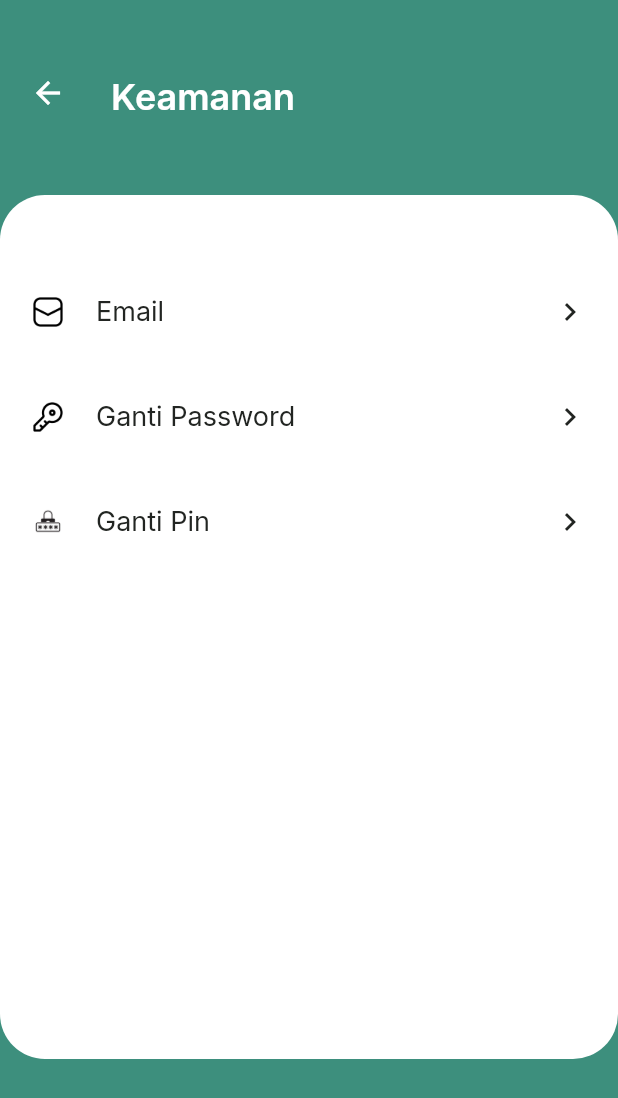
After one commit to adiilam/kopkarsi, a Flutter app: the SecurityPage screen opened by its route, on a phone screen of 412 x 824 dp. The commit adds this screen. Shown: the top 1098 px of the screen. Run offline on Flutter 3.47's test engine with Material 3 defaults, Android fonts, the light colour scheme and no system bars; our stand-ins replace google_fonts.

Commit message:
Security Page

```diff
--- /dev/null
+++ b/lib/pages/home/security_page.dart
@@ -0,0 +1,154 @@
+import 'package:kopkarsi/theme.dart';
+import 'package:flutter/material.dart';
+// import 'package:flutter/widgets.dart';
+
+class SecurityPage extends StatelessWidget {
+  const SecurityPage({super.key});
+
+  @override
+  Widget build(BuildContext context) {
+    Widget header() {
+      return AppBar(
+        backgroundColor: primaryColor,
+        automaticallyImplyLeading: false,
+        elevation: 0,
+        flexibleSpace: SafeArea(
+          child: Container(
+            padding: const EdgeInsets.only(
+              top: 50,
+              left: 20,
+              right: 20,
+            ),
+            child: Row(
+              crossAxisAlignment: CrossAxisAlignment.start,
+              children: [
+                const SizedBox(
+                  height: 30,
+                ),
+                const Icon(
+                  Icons.arrow_back,
+                  color: Colors.white,
+                ),
+                // GestureDetector(
+                //   onTap: () {
+                //     Navigator.pop(context);
+                //   },
+                // ),
+                const SizedBox(
+                  width: 30,
+                ),
+                Text(
+                  'Keamanan',
+                  style: backgroundTextStyle.copyWith(
+                    fontSize: 24,
+                    fontWeight: semiBold,
+                  ),
+                ),
+              ],
+            ),
+          ),
+        ),
+      );
+    }
+
+    Widget menuItem(String text, String iconPath) {
+      return Container(
+        margin: const EdgeInsets.only(
+          top: 16,
+        ),
+        child: Row(
+          mainAxisAlignment: MainAxisAlignment.spaceBetween,
+          children: [
+            Image.asset(
+              iconPath,
+              width: 24,
+            ),
+            const SizedBox(
+              width: 20,
+            ),
+            Text(
+              text,
+              style: titleTextStyle.copyWith(
+                fontSize: 18,
+                fontWeight: regular,
+              ),
+            ),
+            const Spacer(),
+            Icon(
+              Icons.chevron_right,
+              color: titleColor,
+            ),
+          ],
+        ),
+      );
+    }
+
+    Widget content() {
+      return Expanded(
+        child: Container(
+          width: 390,
+          height: 576,
+          margin: const EdgeInsets.only(top: 50),
+          padding: EdgeInsets.symmetric(
+            horizontal: defaultMargin,
+          ),
+          decoration: BoxDecoration(
+            color: backgroundColor,
+            borderRadius: BorderRadius.circular(30),
+          ),
+          child: Column(
+            children: [
+              const SizedBox(
+                height: 50,
+              ),
+              GestureDetector(
+                onTap: () {
+                  // Navigator.pushNamed(context, '/biodata-page');
+                },
+                child: menuItem(
+                  'Email',
+                  'assets/icon_email.png',
+                ),
+              ),
+              const SizedBox(
+                height: 30,
+              ),
+              GestureDetector(
+                onTap: () {
+                  // Navigator.pushNamed(context, '/biodata-page');
+                },
+                child: menuItem(
+                  'Ganti Password',
+                  'assets/icon_key.png',
+                ),
+              ),
+              const SizedBox(
+                height: 30,
+              ),
+              GestureDetector(
+                onTap: () {
+                  // Navigator.pushNamed(context, '/about-page');
+                },
+                child: menuItem(
+                  'Ganti Pin',
+                  'assets/icon_pin.png',
+                ),
+              ),
+            ],
+          ),
+        ),
+      );
+    }
+
+    return Scaffold(
+      backgroundColor: primaryColor,
+      body: ListView(
+        children: [
+          header(),
+          content(),
+          const Spacer(),
+        ],
+      ),
+    );
+  }
+}
```
Also changed, not shown: lib/main.dart (+7 -0 lines), lib/pages/home/about_page.dart (added, +122 -0 lines), lib/pages/home/biodata_page.dart (added, +183 -0 lines), lib/pages/home/profile_page.dart (+57 -53 lines), assets/icon_email.png (added), assets/icon_exit.png (added), assets/icon_key.png (added), assets/icon_pin.png (added).
